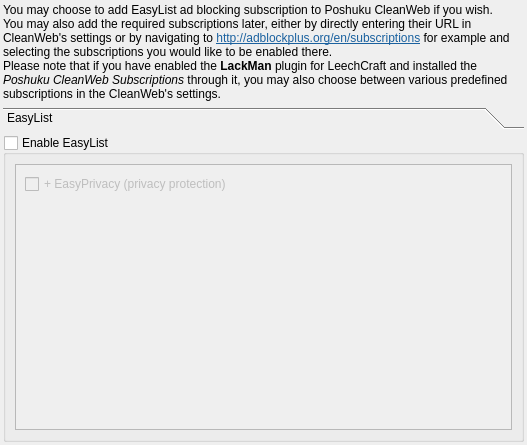
Before: the Qt Designer form src/plugins/poshuku/plugins/cleanweb/startupfirstpage.ui in 0xd34df00d/leechcraft, drawn with Qt 5.
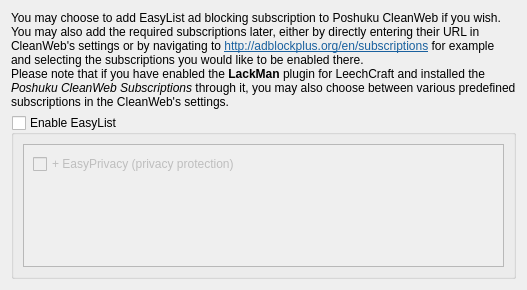
After: the same form once the commit is applied.

Commit message: Poshuku CleanWeb: removed more stuff.

The edit to the form file:
```diff
--- a/src/plugins/poshuku/plugins/cleanweb/startupfirstpage.ui
+++ b/src/plugins/poshuku/plugins/cleanweb/startupfirstpage.ui
@@ -7,7 +7,7 @@
     <x>0</x>
     <y>0</y>
     <width>527</width>
-    <height>445</height>
+    <height>290</height>
    </rect>
   </property>
   <property name="windowTitle">
@@ -20,9 +20,6 @@
    <string>Select ad blocking lists that you would like to add to the Poshuku CleanWeb plugin.</string>
   </property>
   <layout class="QVBoxLayout" name="verticalLayout">
-   <property name="margin">
-    <number>3</number>
-   </property>
    <item>
     <widget class="QLabel" name="label">
      <property name="text">
@@ -40,27 +37,6 @@
     </widget>
    </item>
    <item>
-    <widget class="QToolBox" name="toolBox">
-     <property name="currentIndex">
-      <number>0</number>
-     </property>
-     <widget class="QWidget" name="EasyListPage_">
-      <property name="geometry">
-       <rect>
-        <x>0</x>
-        <y>0</y>
-        <width>521</width>
-        <height>277</height>
-       </rect>
-      </property>
-      <attribute name="label">
-       <string>EasyList</string>
-      </attribute>
-      <layout class="QVBoxLayout" name="verticalLayout_2">
-       <property name="margin">
-        <number>0</number>
-       </property>
-       <item>
         <widget class="QGroupBox" name="EasyList_">
          <property name="title">
           <string>Enable EasyList</string>
@@ -87,8 +63,8 @@
               <rect>
                <x>0</x>
                <y>0</y>
-               <width>501</width>
-               <height>235</height>
+           <width>493</width>
+           <height>95</height>
               </rect>
              </property>
              <layout class="QVBoxLayout" name="verticalLayout_4">
@@ -122,10 +98,6 @@
            </widget>
           </item>
          </layout>
-        </widget>
-       </item>
-      </layout>
-     </widget>
     </widget>
    </item>
   </layout>
```
Lines whose indentation alone changed are shown as unchanged. The commit also changes 1 other file.
